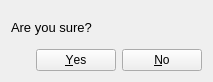
The window that src/gui/yes_no.ui (Ecotrust/delphos) describes before a commit, drawn with Qt 5.
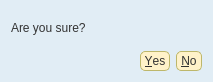
The same window after the commit.

Diff of the .ui file:
```diff
--- a/src/gui/yes_no.ui
+++ b/src/gui/yes_no.ui
@@ -15,6 +15,146 @@
   <property name="windowTitle" >
    <string>Form</string>
   </property>
+  <property name="styleSheet" >
+   <string notr="true" >.QWidget {
+   background-color: #E1EDF5;
+}
+
+/*Non-main window popup widgets
+QWidget {
+     background-color: #f0f0f5;
+}
+*/
+
+
+	
+QWidget {
+    font-family: arial;
+    color: #333333;	
+}
+
+
+QHeaderView::section {
+    padding-left: 2px;
+    padding-right: 4px;
+    background-color: #FFF7DB;
+    border-width: 1px;
+    border-color: darkkhaki;
+    border-style: solid;
+}
+
+QHeaderView::section:hover {
+   background-color: #FFDF94;
+}
+
+/* Increase the padding, so the text is shifted when the button is
+   pressed. */
+QHeaderView::section:pressed {
+    padding-left: 4px;
+    padding-top: 4px;
+    background-color: #E6A84C;
+}
+
+QMainWindow {
+    background-color: gainsboro;
+    background-position: top right;
+    background-repeat: no-repeat
+}
+
+
+/* Nice Windows-XP-style password character. */
+QLineEdit[echoMode="2"] {
+    lineedit-password-character: 9679;
+}
+
+/* We provide a min-width and min-height for push buttons
+   so that they look elegant regardless of the width of the text. */
+QPushButton {
+    background-color: #FFF2C9;
+    border-width: 1px;
+    border-color: darkkhaki;
+    border-style: solid;
+    border-radius: 5;
+    padding: 2px;
+    padding-left: 4px;
+    padding-right: 4px;
+    min-width: 9ex;
+    min-height: 2.5ex;
+}
+
+QPushButton:hover {
+   background-color: #FFDF94;
+}
+
+/* Increase the padding, so the text is shifted when the button is
+   pressed. */
+QPushButton:pressed {
+    padding-left: 4px;
+    padding-top: 4px;
+    background-color: #E6A84C;
+}
+
+QLabel, QAbstractButton {
+    font: normal;
+}
+
+/* Mark mandatory fields with a brownish color. */
+.mandatory {
+    color: brown;
+}
+
+/* Bold text on status bar looks awful. */
+QStatusBar QLabel {
+   font: normal;
+}
+
+QStatusBar::item {
+    border-width: 1;
+    border-color: darkkhaki;
+    border-style: solid;
+    border-radius: 2;
+}
+
+QComboBox, QLineEdit, QSpinBox, QTextEdit, QListView {
+    background-color: #fafbfc;
+    selection-color: #0a214c;
+    selection-background-color: #FFF2C9;
+}
+
+/* We reserve 1 pixel space in padding. When we get the focus,
+   we kill the padding and enlarge the border. This makes the items
+   glow. */
+QLineEdit {
+    border-width: 1px;
+    padding: 1px;
+    border-style: solid;
+    border-color: #5f66a1;
+    border-radius: 4px;
+}
+
+/* As mentioned above, eliminate the padding and increase the border. */
+QLineEdit:focus, QFrame:focus {
+    border-width: 2px;
+    padding: 0px;
+}
+
+/* Nice to have the background color change when hovered. */
+QRadioButton:hover, QCheckBox:hover {
+    background-color: #FFDF94;
+}
+
+/* Force the dialog's buttons to follow the Windows guidelines. */
+QDialogButtonBox {
+    button-layout: 0;
+}
+
+QToolTip {
+    padding: 5px;
+    border-radius: 3px;
+    opacity: 200;
+}
+</string>
+  </property>
   <layout class="QVBoxLayout" >
    <item>
     <widget class="QLabel" name="message_label" >
@@ -23,8 +163,10 @@
      </property>
      <property name="font" >
       <font>
-       <family>Arial</family>
-       <pointsize>10</pointsize>
+       <family>arial</family>
+       <weight>50</weight>
+       <italic>false</italic>
+       <bold>false</bold>
       </font>
      </property>
      <property name="text" >
@@ -36,15 +178,14 @@
     <widget class="QDialogButtonBox" name="confirm_box" >
      <property name="font" >
       <font>
-       <family>Arial</family>
-       <pointsize>9</pointsize>
+       <family>arial</family>
       </font>
      </property>
      <property name="orientation" >
       <enum>Qt::Horizontal</enum>
      </property>
      <property name="standardButtons" >
-      <set>QDialogButtonBox::No|QDialogButtonBox::NoButton|QDialogButtonBox::Yes</set>
+      <set>QDialogButtonBox::No|QDialogButtonBox::Yes</set>
      </property>
      <property name="centerButtons" >
       <bool>false</bool>
```
